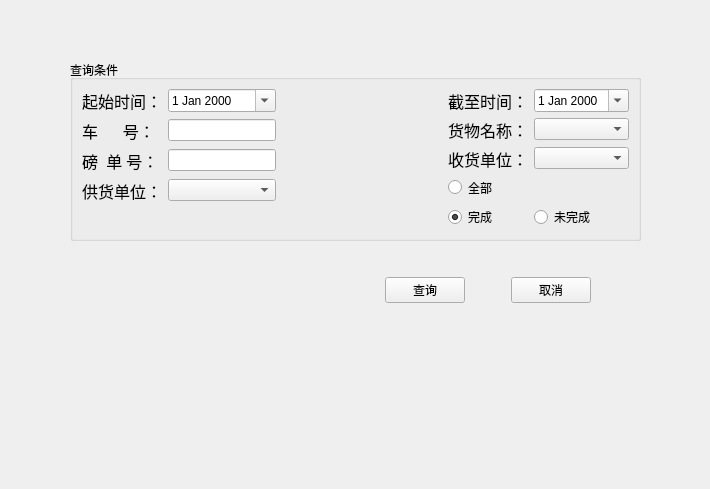
This is ui/poll_main.ui in yuyan235813/balance_platform as Qt 5 draws it before an edit. The edited form follows.
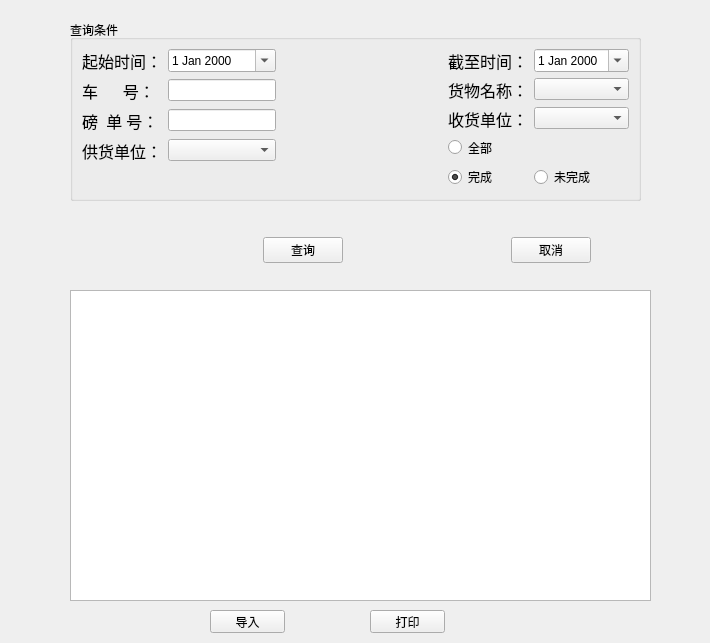
This is the edited form.

What changed in the file:
```diff
--- a/ui/poll_main.ui
+++ b/ui/poll_main.ui
@@ -7,7 +7,7 @@
     <x>0</x>
     <y>0</y>
     <width>710</width>
-    <height>489</height>
+    <height>643</height>
    </rect>
   </property>
   <property name="windowTitle">
@@ -17,12 +17,12 @@
    <property name="geometry">
     <rect>
      <x>100</x>
-     <y>270</y>
+     <y>230</y>
      <width>491</width>
      <height>41</height>
     </rect>
    </property>
-   <layout class="QHBoxLayout" name="horizontalLayout_3" stretch="6,0,0,0">
+   <layout class="QHBoxLayout" name="horizontalLayout_3" stretch="0,0,0,0">
     <item>
      <spacer name="horizontalSpacer_6">
       <property name="orientation">
@@ -69,7 +69,7 @@
    <property name="geometry">
     <rect>
      <x>70</x>
-     <y>60</y>
+     <y>20</y>
      <width>571</width>
      <height>181</height>
     </rect>
@@ -256,6 +256,42 @@
     </item>
    </layout>
   </widget>
+  <widget class="QTableView" name="tableView">
+   <property name="geometry">
+    <rect>
+     <x>70</x>
+     <y>290</y>
+     <width>581</width>
+     <height>311</height>
+    </rect>
+   </property>
+  </widget>
+  <widget class="QPushButton" name="pushButton">
+   <property name="geometry">
+    <rect>
+     <x>210</x>
+     <y>610</y>
+     <width>75</width>
+     <height>23</height>
+    </rect>
+   </property>
+   <property name="text">
+    <string>导入</string>
+   </property>
+  </widget>
+  <widget class="QPushButton" name="pushButton_2">
+   <property name="geometry">
+    <rect>
+     <x>370</x>
+     <y>610</y>
+     <width>75</width>
+     <height>23</height>
+    </rect>
+   </property>
+   <property name="text">
+    <string>打印</string>
+   </property>
+  </widget>
  </widget>
  <resources/>
  <connections/>
```
Left out of the diff: 2 changed lines with no effect on the pictures.
